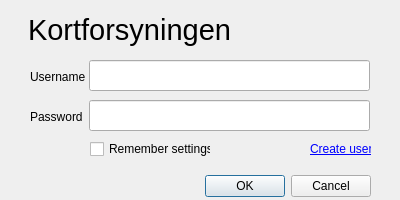
Before: the Qt Designer form Kortforsyningen/kf_settings.ui in SDFIdk/Qgis_plugin_Kortforsyningen, drawn with Qt 5.
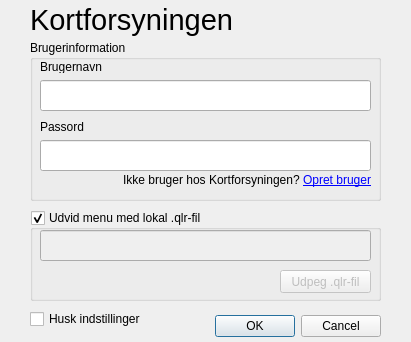
After: the same form once the commit is applied.

Commit message: Settings opdateret med lokal .qlr-fil

```diff
--- a/Kortforsyningen/kf_settings.ui
+++ b/Kortforsyningen/kf_settings.ui
@@ -6,8 +6,8 @@
    <rect>
     <x>0</x>
     <y>0</y>
-    <width>400</width>
-    <height>200</height>
+    <width>411</width>
+    <height>342</height>
    </rect>
   </property>
   <property name="windowTitle">
@@ -16,8 +16,8 @@
   <widget class="QDialogButtonBox" name="buttonBox">
    <property name="geometry">
     <rect>
-     <x>30</x>
-     <y>170</y>
+     <x>40</x>
+     <y>310</y>
      <width>341</width>
      <height>32</height>
     </rect>
@@ -29,95 +29,24 @@
     <set>QDialogButtonBox::Cancel|QDialogButtonBox::Ok</set>
    </property>
   </widget>
-  <widget class="QLabel" name="username_label">
-   <property name="geometry">
-    <rect>
-     <x>30</x>
-     <y>70</y>
-     <width>70</width>
-     <height>13</height>
-    </rect>
-   </property>
-   <property name="text">
-    <string>Username</string>
-   </property>
-  </widget>
-  <widget class="QLabel" name="password_label">
-   <property name="geometry">
-    <rect>
-     <x>30</x>
-     <y>110</y>
-     <width>70</width>
-     <height>13</height>
-    </rect>
-   </property>
-   <property name="text">
-    <string>Password</string>
-   </property>
-  </widget>
   <widget class="QCheckBox" name="remember_settings">
    <property name="geometry">
     <rect>
-     <x>90</x>
-     <y>140</y>
+     <x>30</x>
+     <y>310</y>
      <width>121</width>
      <height>18</height>
     </rect>
    </property>
    <property name="text">
-    <string>Remember settings</string>
-   </property>
-  </widget>
-  <widget class="QLineEdit" name="username">
-   <property name="geometry">
-    <rect>
-     <x>89</x>
-     <y>60</y>
-     <width>281</width>
-     <height>31</height>
-    </rect>
-   </property>
-  </widget>
-  <widget class="QLineEdit" name="password">
-   <property name="geometry">
-    <rect>
-     <x>89</x>
-     <y>100</y>
-     <width>281</width>
-     <height>31</height>
-    </rect>
-   </property>
-   <property name="autoFillBackground">
-    <bool>false</bool>
-   </property>
-   <property name="inputMask">
-    <string notr="true"/>
-   </property>
-   <property name="echoMode">
-    <enum>QLineEdit::Password</enum>
-   </property>
-  </widget>
-  <widget class="QLabel" name="label">
-   <property name="geometry">
-    <rect>
-     <x>310</x>
-     <y>140</y>
-     <width>61</width>
-     <height>18</height>
-    </rect>
-   </property>
-   <property name="text">
-    <string>&lt;html&gt;&lt;head/&gt;&lt;body&gt;&lt;p&gt;&lt;a href=&quot;http://download.kortforsyningen.dk//content/opret-mig-som-bruger&quot;&gt;&lt;span style=&quot; text-decoration: underline; color:#0000ff;&quot;&gt;Create user&lt;/span&gt;&lt;/a&gt;&lt;/p&gt;&lt;/body&gt;&lt;/html&gt;</string>
-   </property>
-   <property name="openExternalLinks">
-    <bool>true</bool>
+    <string>Husk indstillinger</string>
    </property>
   </widget>
   <widget class="QLabel" name="label_2">
    <property name="geometry">
     <rect>
-     <x>28</x>
-     <y>10</y>
+     <x>30</x>
+     <y>0</y>
      <width>211</width>
      <height>41</height>
     </rect>
@@ -126,6 +55,141 @@
     <string>&lt;html&gt;&lt;head/&gt;&lt;body&gt;&lt;p&gt;&lt;span style=&quot; font-size:22pt;&quot;&gt;Kortforsyningen&lt;/span&gt;&lt;/p&gt;&lt;/body&gt;&lt;/html&gt;</string>
    </property>
   </widget>
+  <widget class="QGroupBox" name="use_custom_qlr_file">
+   <property name="geometry">
+    <rect>
+     <x>30</x>
+     <y>210</y>
+     <width>351</width>
+     <height>91</height>
+    </rect>
+   </property>
+   <property name="title">
+    <string>Udvid menu med lokal .qlr-fil</string>
+   </property>
+   <property name="flat">
+    <bool>false</bool>
+   </property>
+   <property name="checkable">
+    <bool>true</bool>
+   </property>
+   <widget class="QLineEdit" name="custom_qlr_file">
+    <property name="enabled">
+     <bool>false</bool>
+    </property>
+    <property name="geometry">
+     <rect>
+      <x>10</x>
+      <y>20</y>
+      <width>331</width>
+      <height>31</height>
+     </rect>
+    </property>
+   </widget>
+   <widget class="QPushButton" name="browseLocalFileButton">
+    <property name="enabled">
+     <bool>false</bool>
+    </property>
+    <property name="geometry">
+     <rect>
+      <x>250</x>
+      <y>60</y>
+      <width>91</width>
+      <height>23</height>
+     </rect>
+    </property>
+    <property name="text">
+     <string>Udpeg .qlr-fil</string>
+    </property>
+   </widget>
+  </widget>
+  <widget class="QGroupBox" name="groupBox">
+   <property name="geometry">
+    <rect>
+     <x>30</x>
+     <y>40</y>
+     <width>351</width>
+     <height>161</height>
+    </rect>
+   </property>
+   <property name="title">
+    <string>Brugerinformation</string>
+   </property>
+   <widget class="QLabel" name="label">
+    <property name="geometry">
+     <rect>
+      <x>60</x>
+      <y>130</y>
+      <width>281</width>
+      <height>20</height>
+     </rect>
+    </property>
+    <property name="text">
+     <string>&lt;html&gt;&lt;head/&gt;&lt;body&gt;Ikke bruger hos Kortforsyningen? &lt;a href=&quot;http://download.kortforsyningen.dk//content/opret-mig-som-bruger&quot;&gt;&lt;span style=&quot; text-decoration: underline; color:#0000ff;&quot;&gt;Opret bruger&lt;/span&gt;&lt;/a&gt;&lt;/body&gt;&lt;/html&gt;</string>
+    </property>
+    <property name="alignment">
+     <set>Qt::AlignRight|Qt::AlignTrailing|Qt::AlignVCenter</set>
+    </property>
+    <property name="openExternalLinks">
+     <bool>true</bool>
+    </property>
+   </widget>
+   <widget class="QLabel" name="password_label">
+    <property name="geometry">
+     <rect>
+      <x>10</x>
+      <y>80</y>
+      <width>70</width>
+      <height>13</height>
+     </rect>
+    </property>
+    <property name="text">
+     <string>Passord</string>
+    </property>
+   </widget>
+   <widget class="QLineEdit" name="username">
+    <property name="geometry">
+     <rect>
+      <x>10</x>
+      <y>40</y>
+      <width>331</width>
+      <height>31</height>
+     </rect>
+    </property>
+   </widget>
+   <widget class="QLabel" name="username_label">
+    <property name="geometry">
+     <rect>
+      <x>10</x>
+      <y>20</y>
+      <width>70</width>
+      <height>13</height>
+     </rect>
+    </property>
+    <property name="text">
+     <string>Brugernavn</string>
+    </property>
+   </widget>
+   <widget class="QLineEdit" name="password">
+    <property name="geometry">
+     <rect>
+      <x>10</x>
+      <y>100</y>
+      <width>331</width>
+      <height>31</height>
+     </rect>
+    </property>
+    <property name="autoFillBackground">
+     <bool>false</bool>
+    </property>
+    <property name="inputMask">
+     <string notr="true"/>
+    </property>
+    <property name="echoMode">
+     <enum>QLineEdit::Password</enum>
+    </property>
+   </widget>
+  </widget>
  </widget>
  <resources/>
  <connections>
```
Left out of the diff: 2 changed lines with no effect on the pictures. The commit also changes 1 other file.
